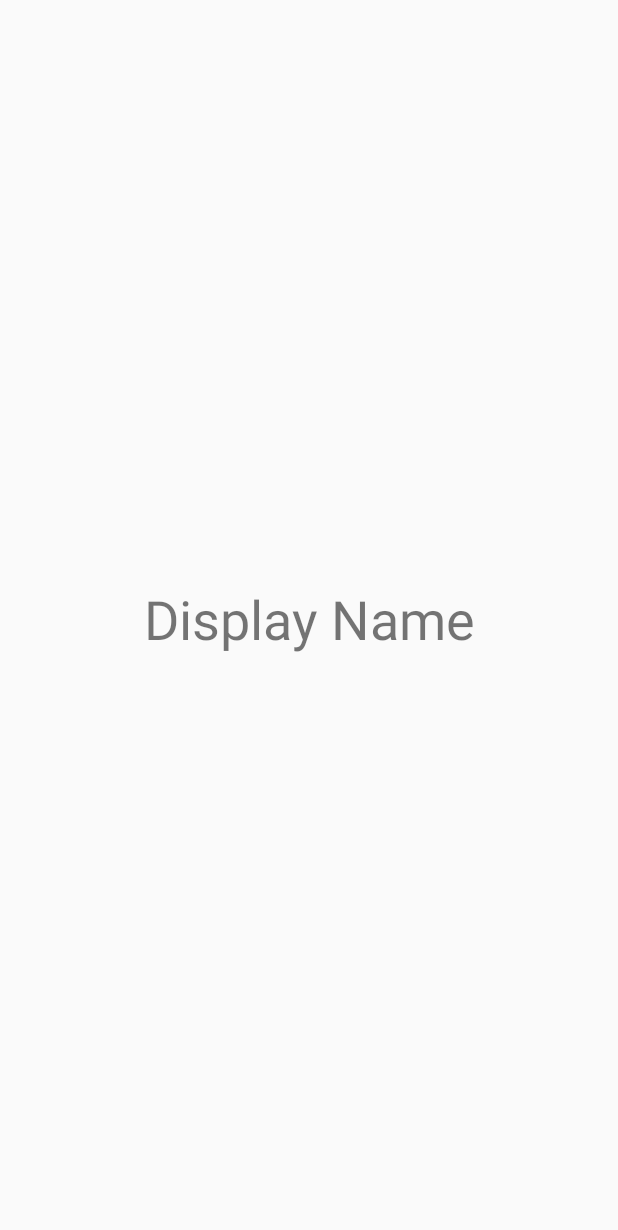
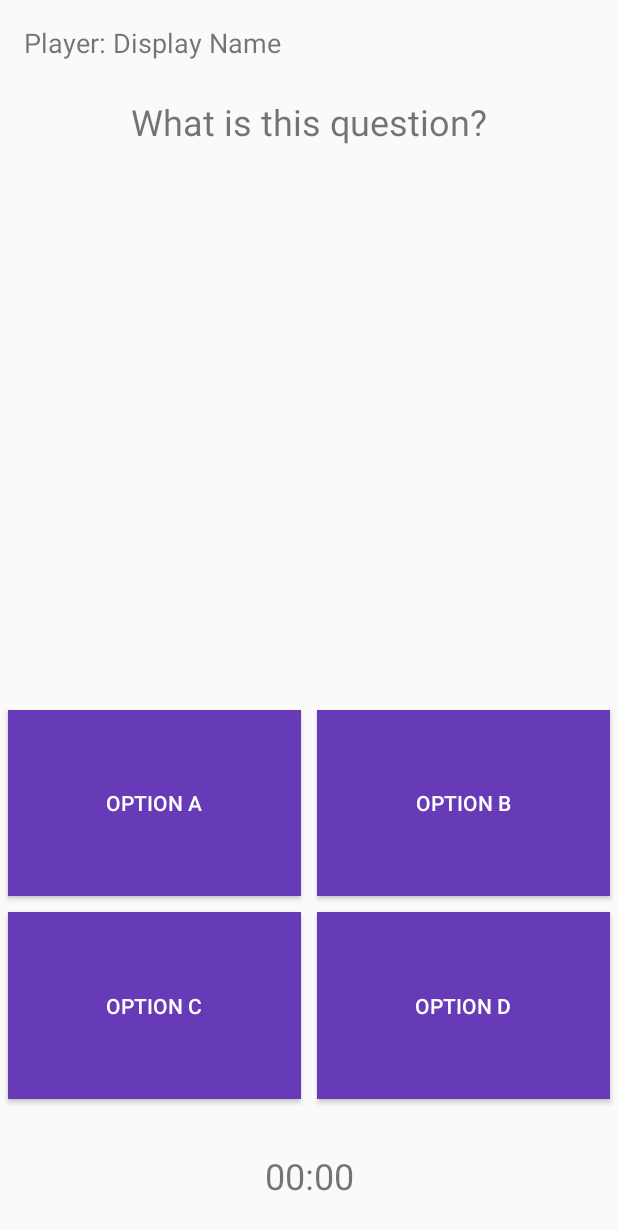
Before and after one commit to xSimekj1/FirebaseChat, an Android app: the layout activity_profile.xml on its own in the app's theme, with its tools: preview values and no code run, on a phone screen of 412 x 824 dp. Shown: the top 1230 px of the screen. Run offline under Robolectric (Android 15) with nearby library versions, the phone set to English and light mode, and no system bars.

Commit message:
Add Quiz layout to profile activity

```diff
--- a/app/src/main/java/com/jakub/firebasechat/ProfileActivity.java
+++ b/app/src/main/java/com/jakub/firebasechat/ProfileActivity.java
@@ -2,11 +2,19 @@ package com.jakub.firebasechat;
 
 import android.support.v7.app.AppCompatActivity;
 import android.os.Bundle;
+import android.widget.Button;
 import android.widget.TextView;
+
+import org.w3c.dom.Text;
 
 public class ProfileActivity extends AppCompatActivity {
 
     private TextView mDisplayID;
+
+    /*Quiz elements*/
+    Button quiz_option_a,quiz_option_b,quiz_option_c,quiz_option_d;
+    TextView quiz_question_label, quiz_timer;
+
 
     @Override
     protected void onCreate(Bundle savedInstanceState) {
@@ -18,5 +26,14 @@ public class ProfileActivity extends AppCompatActivity {
         mDisplayID = (TextView) findViewById(R.id.profile_displayName);
         mDisplayID.setText(user_id);
 
+        /*Set quiz elemtents*/
+        quiz_option_a = (Button) findViewById(R.id.optionA);
+        quiz_option_b = (Button) findViewById(R.id.optionB);
+        quiz_option_c = (Button) findViewById(R.id.optionC);
+        quiz_option_d = (Button) findViewById(R.id.optionD);
+        quiz_question_label = (TextView) findViewById(R.id.profile_question);
+        quiz_timer = (TextView) findViewById(R.id.quiz_timer);
+
+
     }
 }
--- a/app/src/main/res/layout/activity_profile.xml
+++ b/app/src/main/res/layout/activity_profile.xml
@@ -7,13 +7,124 @@
     tools:context=".ProfileActivity">
 
     <TextView
+        android:id="@+id/profile_displayName_label"
+        android:layout_width="wrap_content"
+        android:layout_height="wrap_content"
+        android:layout_marginStart="16dp"
+        android:layout_marginTop="16dp"
+        android:text="Player: "
+        android:textSize="18sp"
+        app:layout_constraintStart_toStartOf="parent"
+        app:layout_constraintTop_toTopOf="parent" />
+
+    <TextView
         android:id="@+id/profile_displayName"
         android:layout_width="wrap_content"
         android:layout_height="wrap_content"
         android:text="Display Name"
-        android:textSize="36sp"
+        android:textSize="18sp"
+        app:layout_constraintTop_toTopOf="@id/profile_displayName_label"
+        app:layout_constraintStart_toEndOf="@id/profile_displayName_label"/>
+
+    <TextView
+        android:id="@+id/profile_question"
+        android:layout_width="wrap_content"
+        android:layout_height="wrap_content"
+        android:layout_marginTop="24dp"
+        android:text="What is this question?"
+        android:textSize="24sp"
+        app:layout_constraintEnd_toEndOf="parent"
+        app:layout_constraintStart_toStartOf="parent"
+        app:layout_constraintTop_toBottomOf="@id/profile_displayName_label" />
+
+    <GridLayout
+        android:layout_width="match_parent"
+        android:layout_height="270dp"
+        android:layout_marginBottom="8dp"
+        android:layout_marginTop="8dp"
+        app:layout_constraintBottom_toTopOf="@+id/quiz_timer"
+        app:layout_constraintEnd_toEndOf="parent"
+        app:layout_constraintHorizontal_bias="0.0"
+        app:layout_constraintStart_toStartOf="parent"
+        app:layout_constraintTop_toBottomOf="@id/profile_question"
+        app:layout_constraintVertical_bias="0.945">
+
+        <Button
+            android:id="@+id/optionA"
+            android:layout_width="wrap_content"
+            android:layout_height="wrap_content"
+            android:layout_column="0"
+            android:layout_columnWeight="1"
+            android:layout_gravity="fill"
+            android:layout_margin="5dp"
+            android:layout_row="0"
+            android:layout_rowWeight="1"
+            android:background="@color/colorPrimary"
+            android:padding="5dp"
+            android:text="OPTION A"
+            android:textAlignment="center"
+            android:textColor="@android:color/white" />
+
+        <Button
+            android:id="@+id/optionB"
+            android:layout_width="wrap_content"
+            android:layout_height="wrap_content"
+            android:layout_column="1"
+            android:layout_columnWeight="1"
+            android:layout_gravity="fill"
+            android:layout_margin="5dp"
+            android:layout_row="0"
+            android:layout_rowWeight="1"
+            android:background="@color/colorPrimary"
+            android:padding="5dp"
+            android:text="OPTION B"
+            android:textAlignment="center"
+            android:textColor="@android:color/white" />
+
+        <Button
+            android:id="@+id/optionC"
+            android:layout_width="wrap_content"
+            android:layout_height="wrap_content"
+            android:layout_column="0"
+            android:layout_columnWeight="1"
+            android:layout_gravity="fill"
+            android:layout_margin="5dp"
+            android:layout_row="1"
+            android:layout_rowWeight="1"
+            android:background="@color/colorPrimary"
+            android:padding="5dp"
+            android:text="OPTION C"
+            android:textAlignment="center"
+            android:textColor="@android:color/white" />
+
+        <Button
+            android:id="@+id/optionD"
+            android:layout_width="wrap_content"
+            android:layout_height="wrap_content"
+            android:layout_column="1"
+            android:layout_columnWeight="1"
+            android:layout_gravity="fill"
+            android:layout_margin="5dp"
+            android:layout_row="1"
+            android:layout_rowWeight="1"
+            android:background="@color/colorPrimary"
+            android:padding="5dp"
+            android:text="OPTION D"
+            android:textAlignment="center"
+            android:textColor="@android:color/white" />
+
+    </GridLayout>
+
+    <TextView
+        android:id="@+id/quiz_timer"
+        android:layout_width="match_parent"
+        android:layout_height="wrap_content"
+        android:layout_marginBottom="24dp"
+        android:text="00:00"
+        android:textAlignment="center"
+        android:textSize="24sp"
         app:layout_constraintBottom_toBottomOf="parent"
         app:layout_constraintEnd_toEndOf="parent"
-        app:layout_constraintStart_toStartOf="parent"
-        app:layout_constraintTop_toTopOf="parent" />
+        app:layout_constraintStart_toStartOf="parent" />
+
 </android.support.constraint.ConstraintLayout>
```
